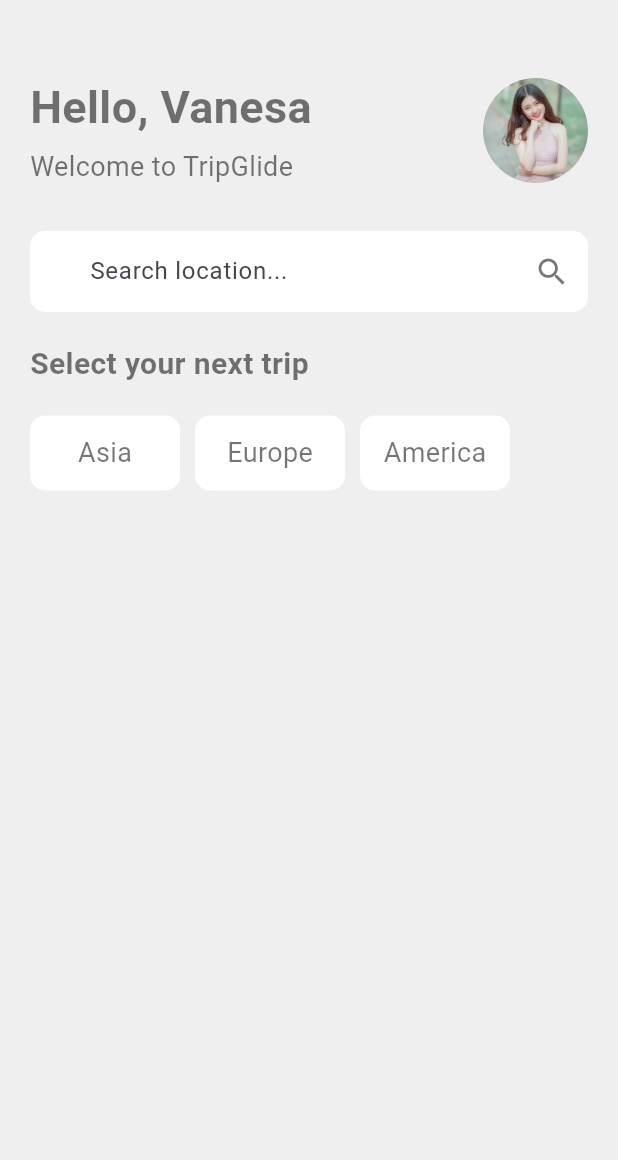
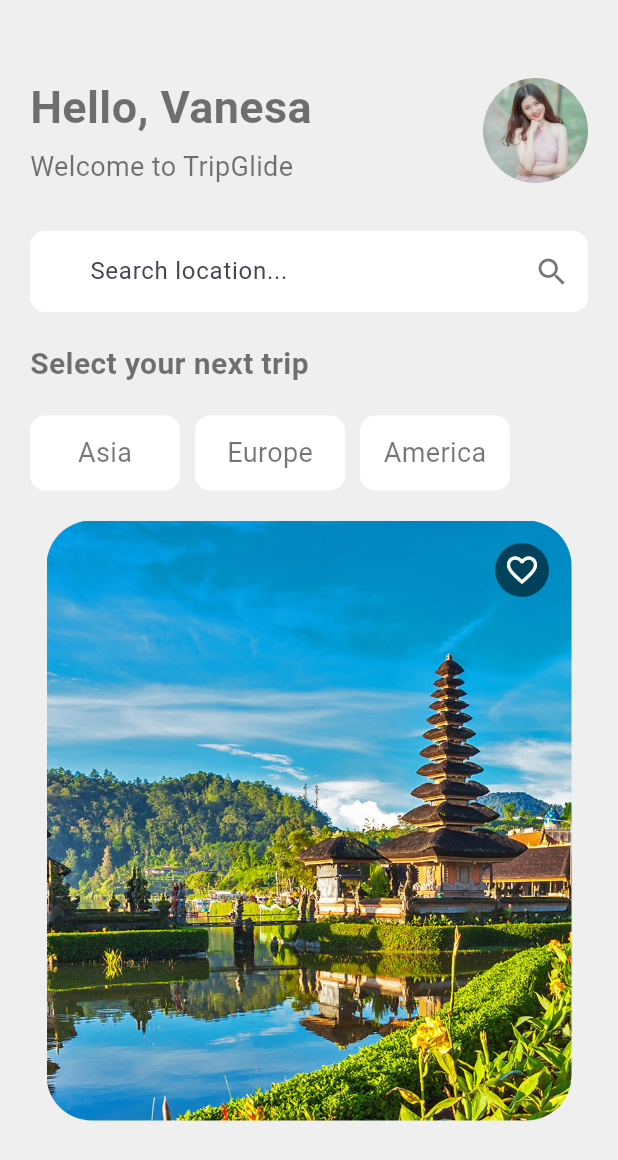
Before and after one commit to vijayasree450/TravelApp, a Flutter app: the screen it shows after launch, on a phone screen of 412 x 824 dp. Shown: the top 1160 px of the screen. Run offline on Flutter 3.47's test engine with Material 3 defaults, Android fonts, the phone set to English and light mode, and no system bars.

Commit message:
update home

```diff
--- a/lib/pages/home.dart
+++ b/lib/pages/home.dart
@@ -1,115 +1,3 @@
-// import 'dart:ffi';
-
-// import 'package:flutter/material.dart';
-// class Home extends StatefulWidget {
-//   const Home({super.key});
-
-//   @override
-//   State<Home> createState() => _HomeState();
-// }
-
-
-// class _HomeState extends State<Home> {
-//   @override
-//   Widget build(BuildContext context) {
-//     return Scaffold(
-//       backgroundColor: const Color(0xFFEFEFEF),
-//       body: Container(
-//         margin: EdgeInsets.only(top: 50, left: 20,right: 20),
-//         child: Column(
-//           crossAxisAlignment: CrossAxisAlignment.start,
-//           children: [
-//             Row(
-//               mainAxisAlignment: MainAxisAlignment.spaceBetween,
-//               children: [
-
-//                 Column(
-//                   crossAxisAlignment: CrossAxisAlignment.start,
-//                   children: [
-//                     Text("Hello, Vanesa",
-//                     style: TextStyle(fontSize: 30, fontWeight: FontWeight.bold,color: Colors.black54
-
-//                     ),
-//                     ),
-//                     Text("Welcome to TripGlide",style: TextStyle(fontSize: 18,fontWeight: FontWeight.normal,color: Colors.black54),)
-
-//                   ],
-//                 ),
-//                 ClipRRect
-//                 (
-//                   borderRadius: BorderRadius.circular(50),
-//                   child: Image.asset("assets/girls.jpg",height: 70,width: 70,fit: BoxFit.cover,))
-//               ],
-//             ),
-//             SizedBox(height: 30,),
-//             Row(
-//               children: [
-//                 Expanded(
-//                   child:
-//                 Container(
-//                   // width: MediaQuery.of(context).size.width,
-//                   padding: EdgeInsets.only(left: 20),
-//                   decoration: BoxDecoration(color: Colors.white,borderRadius: BorderRadius.circular(10)),
-//                   child: Center(
-//                     child: TextField(
-//                       decoration: InputDecoration(
-//                         border: InputBorder.none,suffixIcon: Icon(Icons.search,color: Colors.black54,),
-//                         hintText: "Search location......",
-//                         contentPadding: EdgeInsets.symmetric(horizontal: 20,vertical: 15)
-
-//                       ),
-//                     ),
-//                   ),
-//                 ),
-//                 ),
-//                 // SizedBox(width: 10,),
-//                 // Container(
-//                 //   padding: EdgeInsets.all(10),
-//                 //   decoration: BoxDecoration(
-//                 //     // color: Colors.black,
-
-//                 //     borderRadius: BorderRadius.circular(60),),
-//                 //   child: Image.asset(
-//                 //     "assets/2.jpg",
-//                 //     height: 30,
-//                 //     width: 30,
-//                 //     color: Colors.white,),
-//                 // )
-//               ],
-//             ),
-//             SizedBox(height: 20,),
-//             Text("Selected your next trip",
-//             style: TextStyle(
-//               fontSize: 20,
-//             fontWeight: FontWeight.bold,
-//             color: Colors.black54),),
-
-//            SizedBox(height: 120,),
-//             Container(
-//               child: ListView(
-//                 scrollDirection: Axis.horizontal,
-//                 children: [
-//                   Container(
-//                     width: 100,
-//                     decoration: BoxDecoration(color: Colors.white),
-//                     alignment: Alignment.center,
-//                     child:
-//                   Text("Asia",
-//                   style: TextStyle(
-//                     fontSize: 18,
-//                     fontWeight: FontWeight.normal,
-//                     color: Colors.black54),),)
-//                 ],
-//               ))
-
-//           ],
-//         ),
-//       ),
-
-//     );
-//   }
-// }
-
 import 'package:flutter/material.dart';
 
 class Home extends StatefulWidget {
@@ -120,6 +8,10 @@ class Home extends StatefulWidget {
 }
 
 class _HomeState extends State<Home> {
+  bool asia = false;
+  bool europe = false;
+  bool america = false;
+
   @override
   Widget build(BuildContext context) {
     return Scaffold(
@@ -129,7 +21,8 @@ class _HomeState extends State<Home> {
         child: Column(
           crossAxisAlignment: CrossAxisAlignment.start,
           children: [
-            /// Top Row
+
+            /// TOP SECTION
             Row(
               mainAxisAlignment: MainAxisAlignment.spaceBetween,
               children: [
@@ -168,7 +61,7 @@ class _HomeState extends State<Home> {
 
             const SizedBox(height: 30),
 
-            /// Search Bar
+            /// SEARCH
             Row(
               children: [
                 Expanded(
@@ -199,7 +92,7 @@ class _HomeState extends State<Home> {
 
             const SizedBox(height: 20),
 
-
+            /// TITLE
             const Text(
               "Select your next trip",
               style: TextStyle(
@@ -211,61 +104,132 @@ class _HomeState extends State<Home> {
 
             const SizedBox(height: 20),
 
+            /// CONTINENT SELECT
             SizedBox(
               height: 50,
               child: ListView(
                 scrollDirection: Axis.horizontal,
                 children: [
-                  Container(
+
+                  /// ASIA
+                  GestureDetector(
+                    onTap: () {
+                      setState(() {
+                        asia = true;
+                        europe = false;
+                        america = false;
+                      });
+                    },
+                    child: Container(
                       width: 100,
                       margin: const EdgeInsets.only(right: 10),
                       decoration: BoxDecoration(
-                      color: Colors.white,
+                        color: asia ? Colors.black : Colors.white,
                         borderRadius: BorderRadius.circular(10),
                       ),
                       alignment: Alignment.center,
-                    child: const Text(
+                      child: Text(
                         "Asia",
                         style: TextStyle(
+                          color: asia ? Colors.white : Colors.black54,
                           fontSize: 18,
-                        color: Colors.black54,
                         ),
                       ),
                     ),
-                  Container(
+                  ),
+
+                  /// EUROPE
+                  GestureDetector(
+                    onTap: () {
+                      setState(() {
+                        asia = false;
+                        europe = true;
+                        america = false;
+                      });
+                    },
+                    child: Container(
                       width: 100,
                       margin: const EdgeInsets.only(right: 10),
                       decoration: BoxDecoration(
-                      color: Colors.white,
+                        color: europe ? Colors.black : Colors.white,
                         borderRadius: BorderRadius.circular(10),
                       ),
                       alignment: Alignment.center,
-                    child: const Text(
+                      child: Text(
                         "Europe",
                         style: TextStyle(
+                          color: europe ? Colors.white : Colors.black54,
                           fontSize: 18,
-                        color: Colors.black54,
                         ),
                       ),
                     ),
-                  Container(
+                  ),
+
+                  /// AMERICA
+                  GestureDetector(
+                    onTap: () {
+                      setState(() {
+                        asia = false;
+                        europe = false;
+                        america = true;
+                      });
+                    },
+                    child: Container(
                       width: 100,
                       decoration: BoxDecoration(
-                      color: Colors.white,
+                        color: america ? Colors.black : Colors.white,
                         borderRadius: BorderRadius.circular(10),
                       ),
                       alignment: Alignment.center,
-                    child: const Text(
+                      child: Text(
                         "America",
                         style: TextStyle(
+                          color: america ? Colors.white : Colors.black54,
                           fontSize: 18,
-                        color: Colors.black54,
+                        ),
                       ),
                     ),
                   ),
                 ],
               ),
             ),
+
+            const SizedBox(height: 20),
+
+            /// IMAGE CARD
+            Center(
+              child: ClipRRect(
+                borderRadius: BorderRadius.circular(30),
+                child: Stack(
+                  children: [
+                    Image.asset(
+                      "assets/balii.jpg",
+                      height: 400,
+                      width: 350,
+                      fit: BoxFit.cover,
+                    ),
+
+                    Positioned(
+                      top: 15,
+                      right: 15,
+                      child: Container(
+                        padding: const EdgeInsets.all(6),
+                        decoration: const BoxDecoration(
+                          color: Colors.black54,
+                          shape: BoxShape.circle,
+                        ),
+                        child: const Icon(
+                          Icons.favorite_outline,
+                          color: Colors.white,
+                          size: 24,
+                        ),
+                      ),
+                    ),
+                  ],
+                ),
+              ),
+            ),
+
           ],
         ),
       ),
```
Lines whose indentation alone changed are shown as unchanged.
